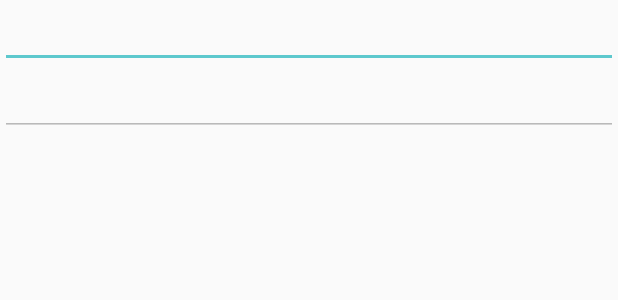
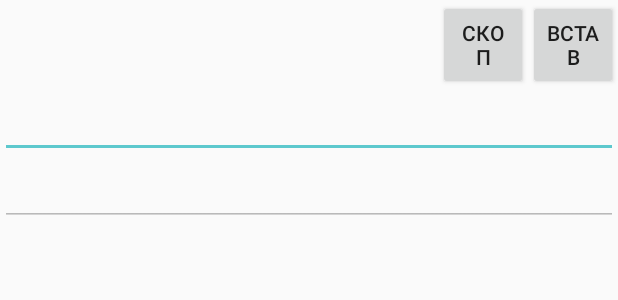
Before and after one commit to NetherQuartz/TranslateKeyboardApp, an Android app: the layout activity_main.xml on its own in the app's theme, with its tools: preview values and no code run, on a phone screen of 412 x 824 dp. Shown: the top 300 px of the screen. Run offline under Robolectric (Android 15) with nearby library versions, the phone set to English and light mode, and no system bars.

Commit message:
Add copy/paste buttons Add material library

```diff
--- a/app/src/main/res/layout/activity_main.xml
+++ b/app/src/main/res/layout/activity_main.xml
@@ -4,13 +4,33 @@
     android:layout_width="match_parent"
     android:layout_height="match_parent">
 
-    <EditText
+    <LinearLayout
+        android:layout_width="match_parent"
+        android:layout_height="wrap_content"
+        android:orientation="horizontal"
+        android:gravity="end">
+
+        <Button
+            android:id="@+id/copy"
+            android:layout_width="60dp"
+            android:layout_height="60dp"
+            android:text="скоп" />
+
+        <Button
+            android:id="@+id/paste"
+            android:layout_width="60dp"
+            android:layout_height="60dp"
+            android:text="встав"/>
+
+    </LinearLayout>
+
+    <com.google.android.material.textfield.TextInputEditText
         android:id="@+id/input"
         android:layout_width="match_parent"
         android:layout_height="wrap_content"
         android:inputType="textMultiLine|textNoSuggestions" />
 
-    <EditText
+    <com.google.android.material.textfield.TextInputEditText
         android:id="@+id/output"
         android:layout_width="match_parent"
         android:layout_height="wrap_content"
--- a/app/src/main/res/values/strings.xml
+++ b/app/src/main/res/values/strings.xml
@@ -1,4 +1,5 @@
 <resources>
     <string name="app_name">Перевод раскладки</string>
     <string name="ambiguous_text">Продолжайте вводить</string>
+    <string name="copied">Скопировано!</string>
 </resources>
--- a/build.gradle
+++ b/build.gradle
@@ -1,6 +1,8 @@
-// Top-level build file where you can add configuration options common to all sub-projects/modules.
+ext {
+    defaultMinSdkVersion = 21
+}// Top-level build file where you can add configuration options common to all sub-projects/modules.
 buildscript {
-    ext.kotlin_version = "1.3.72"
+    ext.kotlin_version = '1.4.0'
     repositories {
         google()
         jcenter()
```
Also changed, not shown: app/build.gradle (+5 -4 lines), app/src/main/java/com/example/translatekeyboardapp/MainActivity.kt (+24 -0 lines).
